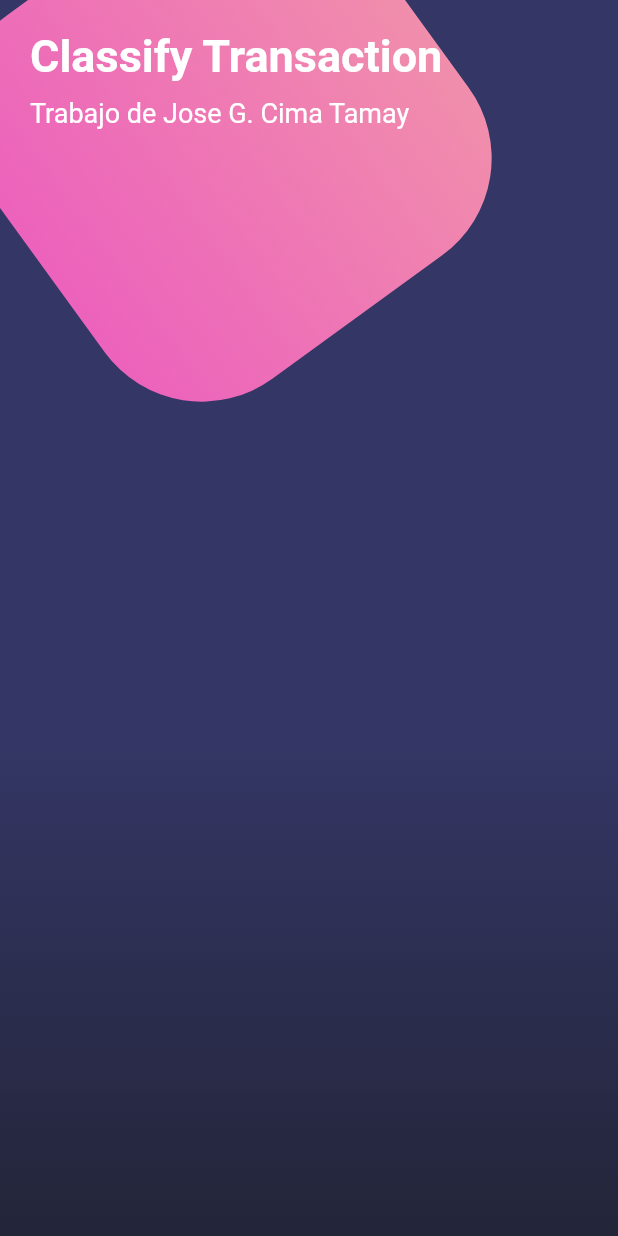
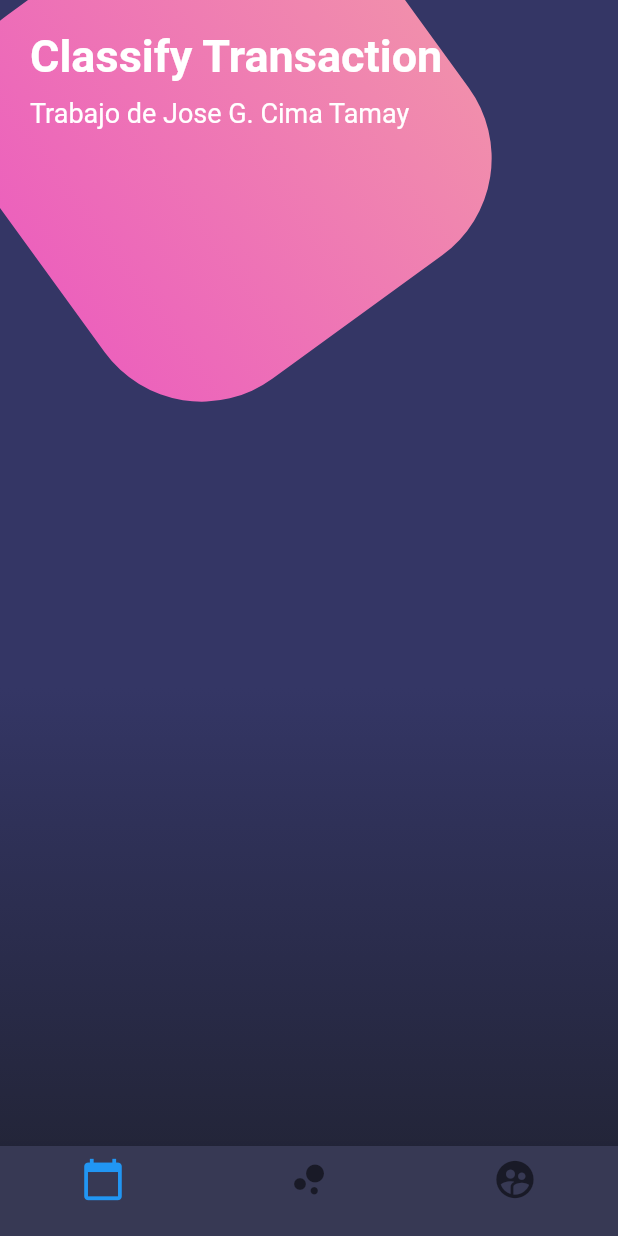
Before and after one commit to JoseCima/disenios, a Flutter app: the screen it shows after launch, on a phone screen of 412 x 824 dp. Run offline on Flutter 3.47's test engine with Material 2 defaults, Android fonts, the phone set to English and light mode, and no system bars.

```diff
--- a/lib/src/pages/botones_page.dart
+++ b/lib/src/pages/botones_page.dart
@@ -22,8 +22,9 @@ class BotonesPage extends StatelessWidget {
 
 
         ],
-      )
-    );
+      ),
+      bottomNavigationBar: _bottomNavBar(context)
+      );
   }
 
 
@@ -98,4 +99,37 @@ class BotonesPage extends StatelessWidget {
       ],
     );
   }
+
+  Widget _bottomNavBar(BuildContext context){
+    return Theme(
+      data: Theme.of(context).copyWith(
+       canvasColor: Color.fromRGBO(55, 57, 84, 1.0),
+       primaryColor: Colors.pinkAccent,
+       textTheme: Theme.of(context).textTheme
+       .copyWith(caption: TextStyle(color: Color.fromRGBO(116, 117, 152, 1.0)))
+      ),
+      child: BottomNavigationBar(
+        items: [
+          BottomNavigationBarItem(
+            icon: Icon(Icons.calendar_today, size: 30.0),
+            label: '',
+
+
+          ),
+          BottomNavigationBarItem(
+            icon: Icon(Icons.bubble_chart, size: 30.0),
+            label: '',
+
+
+          ),
+          BottomNavigationBarItem(
+            icon: Icon(Icons.supervised_user_circle, size: 30.0),
+            label: '',
+
+
+          )
+        ],
+      ),
+    );
+  }
 }
```
